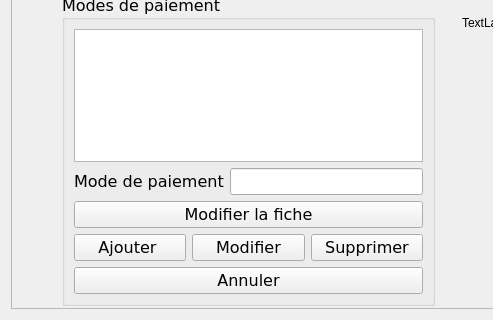
First picture: the form in FestiClicC/administrationbillet.ui, repository FestiClic/FestiClic3, before the edit; both pictures show x 0 to 493 and y 347 to 667 of the 814 by 667 pixel window.
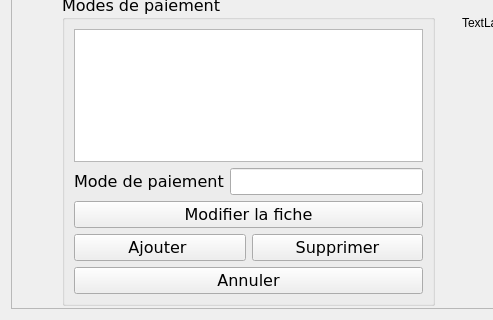
Second picture: the form after the edit.

The edit to the form file:
```diff
--- a/FestiClicC/administrationbillet.ui
+++ b/FestiClicC/administrationbillet.ui
@@ -281,13 +281,6 @@
               </property>
              </widget>
             </item>
-            <item>
-             <widget class="QPushButton" name="AdBBtnModifierMPaiement">
-              <property name="text">
-               <string>Modifier</string>
-              </property>
-             </widget>
-            </item>
             <item>
              <widget class="QPushButton" name="AdBBtnSupprimerMPaiement">
               <property name="text">
```
